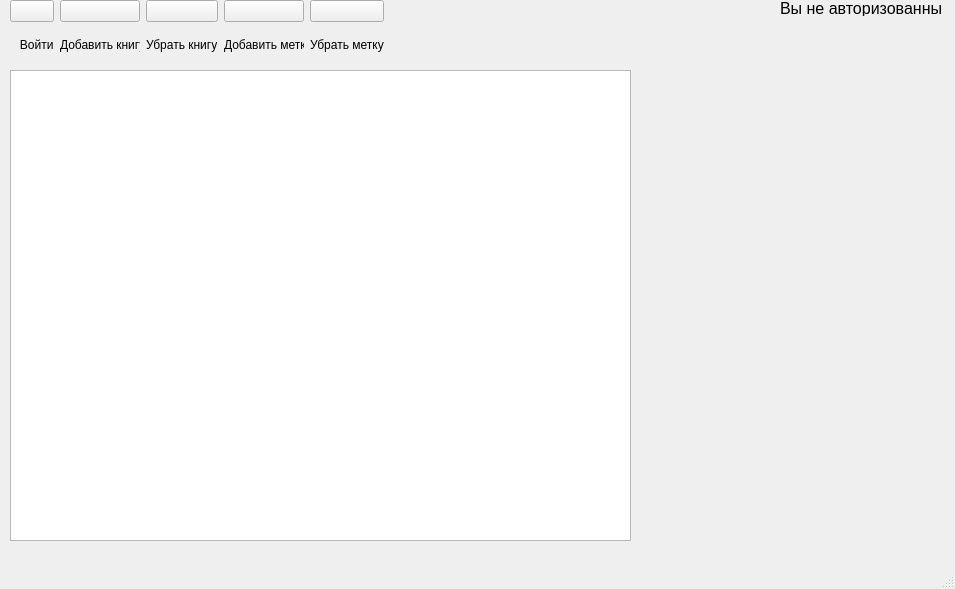
Old version of the form UI/main.ui in the repository Klef99/yandexlyceum-pyqt.
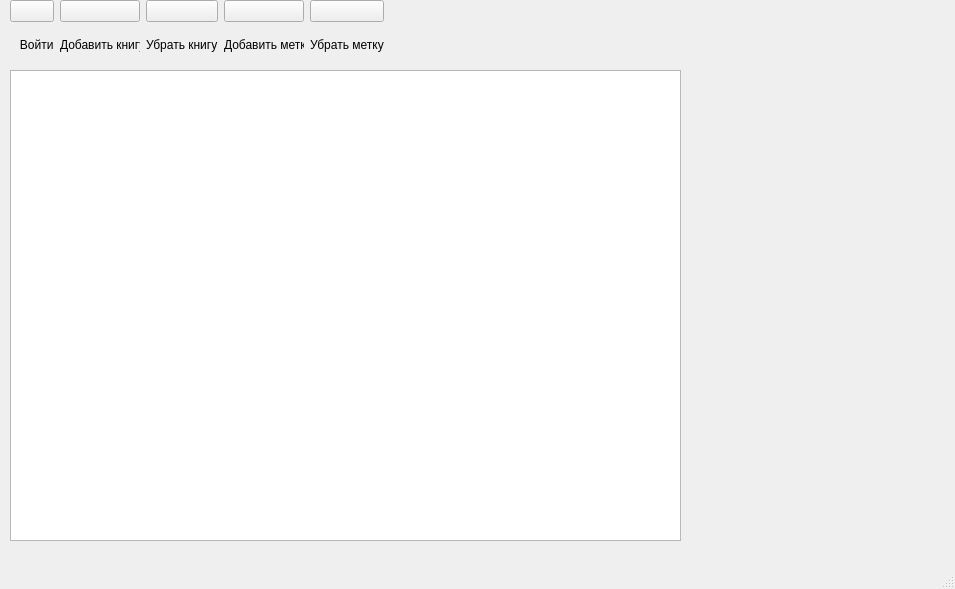
New version of the form. Icons and pictures are not drawn.

Diff of the .ui file:
```diff
--- a/UI/main.ui
+++ b/UI/main.ui
@@ -18,34 +18,16 @@
     <normaloff>../../../Downloads/Books_icon-icons.com_76879.png</normaloff>../../../Downloads/Books_icon-icons.com_76879.png</iconset>
   </property>
   <widget class="QWidget" name="centralwidget">
-   <widget class="QTableWidget" name="BookList">
+   <widget class="QTableView" name="BookList">
     <property name="geometry">
      <rect>
       <x>10</x>
       <y>70</y>
-      <width>621</width>
+      <width>671</width>
       <height>471</height>
      </rect>
     </property>
    </widget>
-   <widget class="QLabel" name="auth">
-    <property name="geometry">
-     <rect>
-      <x>780</x>
-      <y>0</y>
-      <width>171</width>
-      <height>16</height>
-     </rect>
-    </property>
-    <property name="font">
-     <font>
-      <pointsize>12</pointsize>
-     </font>
-    </property>
-    <property name="text">
-     <string>Вы не авторизованны</string>
-    </property>
-   </widget>
    <widget class="QWidget" name="">
     <property name="geometry">
      <rect>
```
